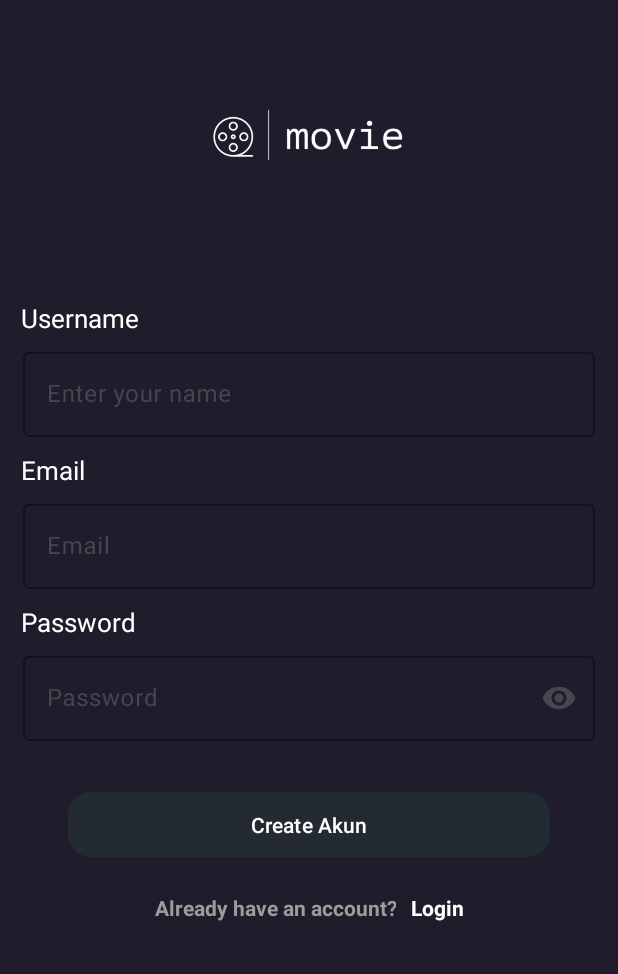
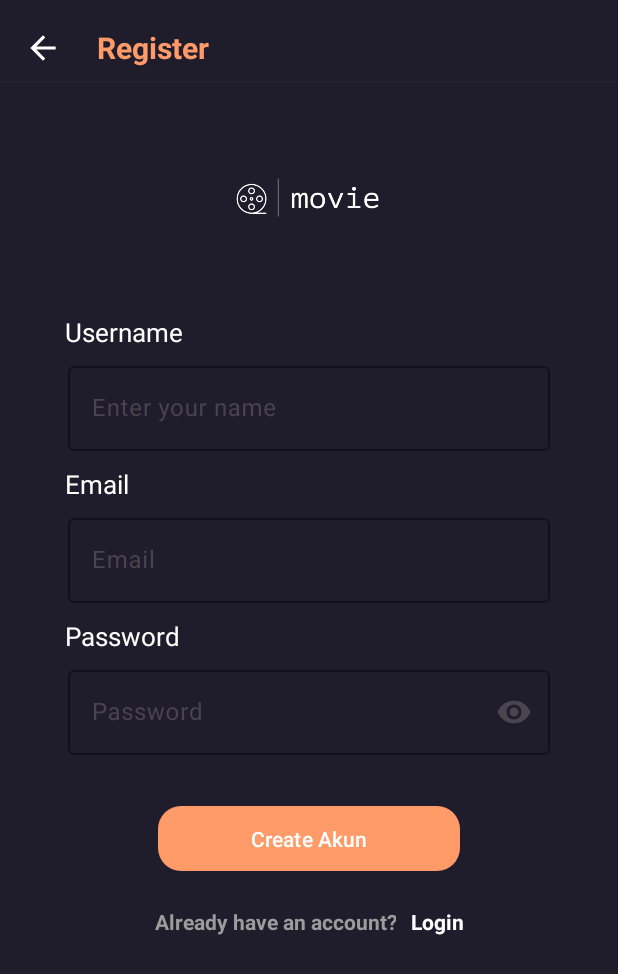
Before and after one commit to MuchamadAndriyanto/Aplikasi-List-Movie, an Android app: the RegisterFragment screen opened through its navigation route, on a phone screen of 412 x 824 dp. Shown: the top 974 px of the screen. Run offline under Robolectric (Android 15) with nearby library versions, the phone set to English and light mode, and no system bars; our stand-ins replace Firebase (no records; nobody signed in at launch, a user with empty details on screens opened directly), navigation-ui.

Commit message:
Update layout

```diff
--- a/app/src/main/java/com/example/movieflik/view/FavoritFragment.kt
+++ b/app/src/main/java/com/example/movieflik/view/FavoritFragment.kt
@@ -27,6 +27,7 @@ class FavoritFragment : Fragment() {
         binding = FragmentFavoritBinding.inflate(layoutInflater, container, false)
         return binding.root
     }
+
     override fun onViewCreated(view: View, savedInstanceState: Bundle?) {
         super.onViewCreated(view, savedInstanceState)
 
@@ -38,6 +39,7 @@ class FavoritFragment : Fragment() {
         }
 
     }
+
     private fun movieFavorit() {
         binding.rvFavorite.layoutManager = LinearLayoutManager(requireContext(), LinearLayoutManager.VERTICAL, false)
         binding.rvFavorite.setHasFixedSize(false)
--- a/app/src/main/java/com/example/movieflik/view/HomeFragment.kt
+++ b/app/src/main/java/com/example/movieflik/view/HomeFragment.kt
@@ -24,7 +24,6 @@ class HomeFragment : Fragment() {
     private lateinit var binding: FragmentHomeBinding
     private lateinit var pref: SharedPreferences
     private lateinit var viewModel: HomeViewModel
-
 
     override fun onCreateView(
         inflater: LayoutInflater, container: ViewGroup?,
--- a/app/src/main/java/com/example/movieflik/view/RegisterFragment.kt
+++ b/app/src/main/java/com/example/movieflik/view/RegisterFragment.kt
@@ -36,6 +36,10 @@ class RegisterFragment : Fragment() {
             register()
         }
 
+        binding.btnLogin.setOnClickListener {
+            findNavController().navigate(R.id.action_registerFragment_to_loginFragment)
+        }
+
     }
 
     private fun register() {
@@ -43,15 +47,15 @@ class RegisterFragment : Fragment() {
         val email = binding.emailEditText.text.toString()
         val pass = binding.passwordEditText.text.toString()
 
-        val editor = sharedpref.edit()
-        editor.putString("username", username)
-        editor.putString("email", email)
-        editor.apply()
-
         if (username.isNotEmpty() && email.isNotEmpty() && pass.isNotEmpty()) {
 
             firebaseAuth.createUserWithEmailAndPassword(email, pass).addOnCompleteListener { task ->
                 if (task.isSuccessful) {
+                    val editor = sharedpref.edit()
+                    editor.putString("username", username)
+                    editor.putString("email", email)
+                    editor.apply()
+
                     findNavController().navigate(R.id.action_registerFragment_to_loginFragment)
                 } else {
                     Toast.makeText(context, task.exception?.message, Toast.LENGTH_SHORT).show()
--- a/app/src/main/res/drawable/button_radius.xml
+++ b/app/src/main/res/drawable/button_radius.xml
@@ -6,7 +6,7 @@
             <item android:bottom="4dp"  android:top="4dp">
                 <shape android:shape="rectangle">
                     <corners android:radius="15dp" />
-                    <solid android:color="@color/backgroud_color" />
+                    <solid android:color="@color/favoritColor" />
                     <padding android:padding="8dp" />
                 </shape>
             </item>
@@ -19,7 +19,7 @@
             <item android:bottom="4dp" android:top="4dp">
                 <shape android:shape="rectangle">
                     <corners android:radius="15dp" />
-                    <solid android:color="@color/backgroud_color" />
+                    <solid android:color="@color/favoritColor" />
                     <padding android:padding="8dp" />
                 </shape>
             </item>
@@ -33,7 +33,7 @@
             <item android:bottom="4dp" android:top="4dp">
                 <shape android:shape="rectangle">
                     <corners android:radius="15dp" />
-                    <solid android:color="@color/backgroud_color" />
+                    <solid android:color="@color/favoritColor" />
                     <padding android:padding="8dp" />
                 </shape>
             </item>
--- a/app/src/main/res/drawable/ic_favorite_black.xml
+++ b/app/src/main/res/drawable/ic_favorite_black.xml
@@ -6,7 +6,7 @@
 
     <path
         android:strokeWidth="1"
-        android:strokeColor="#FF5722"
+        android:strokeColor="#FF9B69"
         android:pathData="M12,21.35L10.55,20.03C5.81,15.81 3,12.67 3,9.5C3,6.42 5.42,4 8.5,4C10.07,4 11.5,4.81 12,6C12.5,4.81 13.93,4 15.5,4C18.58,4 21,6.42 21,9.5C21,12.67 18.19,15.81 13.45,20.03L12,21.35Z" />
 
 </vector>
--- a/app/src/main/res/drawable/ic_favorite_oren.xml
+++ b/app/src/main/res/drawable/ic_favorite_oren.xml
@@ -5,7 +5,7 @@
     android:viewportHeight="24">
 
     <path
-        android:fillColor="#FF722A"
+        android:fillColor="#FF9B69"
         android:pathData="M12,21.35L10.55,20.03C5.81,15.81 3,12.67 3,9.5C3,6.42 5.42,4 8.5,4C10.07,4 11.5,4.81 12,6C12.5,4.81 13.93,4 15.5,4C18.58,4 21,6.42 21,9.5C21,12.67 18.19,15.81 13.45,20.03L12,21.35Z" />
 
 </vector>
--- a/app/src/main/res/layout/fragment_favorit.xml
+++ b/app/src/main/res/layout/fragment_favorit.xml
@@ -38,7 +38,7 @@
                 android:textStyle="bold"
                 android:layout_marginStart="25dp"
                 android:textSize="20sp"
-                android:textColor="@color/button"
+                android:textColor="@color/favoritColor"
                 tools:ignore="HardcodedText" />
         </androidx.appcompat.widget.Toolbar>
 
--- a/app/src/main/res/layout/fragment_register.xml
+++ b/app/src/main/res/layout/fragment_register.xml
@@ -7,11 +7,58 @@
     android:background="@color/background"
     tools:context=".view.RegisterFragment">
 
+    <com.google.android.material.appbar.AppBarLayout
+        android:id="@+id/appBar"
+        app:layout_constraintStart_toStartOf="parent"
+        app:layout_constraintTop_toTopOf="parent"
+        app:layout_constraintEnd_toEndOf="parent"
+        android:layout_width="match_parent"
+        android:layout_height="wrap_content">
+
+        <androidx.appcompat.widget.Toolbar
+            android:layout_width="match_parent"
+            android:layout_height="wrap_content"
+            android:id="@+id/toolbar"
+            android:background="@color/background"
+            android:minHeight="?attr/actionBarSize">
+
+            <ImageView
+                android:id="@+id/ivBack"
+                android:src="@drawable/ic_back"
+                android:layout_marginStart="14dp"
+                android:layout_marginTop="10dp"
+                android:layout_width="25dp"
+                android:layout_height="25dp"
+                tools:ignore="ContentDescription" />
+
+            <TextView
+                android:layout_width="wrap_content"
+                android:layout_height="wrap_content"
+                android:text="Register"
+                android:textStyle="bold"
+                android:layout_marginStart="25dp"
+                android:textSize="20sp"
+                android:textColor="@color/favoritColor"
+                tools:ignore="HardcodedText" />
+        </androidx.appcompat.widget.Toolbar>
+
+        <View
+            android:id="@+id/divider"
+            android:layout_width="match_parent"
+            android:layout_height="1dp"
+            android:layout_marginTop="-10dp"
+            android:background="@drawable/bottom_nav_background"
+            app:layout_constraintTop_toBottomOf="@+id/toolbar"
+            app:layout_constraintStart_toStartOf="parent"
+            app:layout_constraintEnd_toEndOf="parent"/>
+    </com.google.android.material.appbar.AppBarLayout>
+
 
     <ImageView
         android:id="@+id/ivSplash"
-        android:layout_width="180dp"
-        android:layout_height="180dp"
+        android:layout_width="135dp"
+        android:layout_height="135dp"
+        android:layout_below="@id/appBar"
         android:layout_centerHorizontal="true"
         android:src="@drawable/splash"
         tools:ignore="ContentDescription" />
@@ -21,8 +68,8 @@
         android:layout_below="@id/ivSplash"
         android:layout_width="match_parent"
         android:layout_height="wrap_content"
-        android:layout_marginStart="14dp"
-        android:layout_marginTop="20dp"
+        android:layout_marginStart="43dp"
+        android:layout_marginTop="10dp"
         android:text="Username"
         android:textColor="@color/white"
         android:textSize="17sp"
@@ -33,8 +80,8 @@
         android:layout_width="match_parent"
         android:layout_height="wrap_content"
         android:layout_marginTop="5dp"
-        android:layout_marginStart="15dp"
-        android:layout_marginEnd="15dp"
+        android:layout_marginStart="45dp"
+        android:layout_marginEnd="45dp"
         app:hintEnabled="true"
         android:layout_below="@id/tvName"
         app:endIconMode="clear_text"
@@ -58,7 +105,7 @@
         android:id="@+id/tvEmail"
         android:layout_width="match_parent"
         android:layout_height="wrap_content"
-        android:layout_marginStart="14dp"
+        android:layout_marginStart="43dp"
         android:layout_marginTop="10dp"
         android:layout_below="@id/inputUsername"
         android:text="Email"
@@ -71,8 +118,8 @@
         android:layout_width="match_parent"
         android:layout_height="wrap_content"
         android:layout_marginTop="5dp"
-        android:layout_marginStart="15dp"
-        android:layout_marginEnd="15dp"
+        android:layout_marginStart="45dp"
+        android:layout_marginEnd="45dp"
         app:hintEnabled="true"
         android:layout_below="@id/tvEmail"
         app:endIconMode="clear_text"
@@ -96,7 +143,7 @@
         android:id="@+id/tvPass"
         android:layout_width="match_parent"
         android:layout_height="wrap_content"
-        android:layout_marginStart="14dp"
+        android:layout_marginStart="43dp"
         android:layout_marginTop="10dp"
         android:text="Password"
         android:layout_below="@id/inputEmail"
@@ -110,8 +157,8 @@
         android:layout_height="wrap_content"
         android:layout_marginTop="5dp"
         android:layout_below="@id/tvPass"
-        android:layout_marginStart="15dp"
-        android:layout_marginEnd="15dp"
+        android:layout_marginStart="45dp"
+        android:layout_marginEnd="45dp"
         app:hintEnabled="true"
         app:endIconMode="password_toggle"
         android:hint="Password"
@@ -137,8 +184,8 @@
         android:padding="12dp"
         android:layout_below="@id/inputPassword"
         android:background="@drawable/button_radius"
-        android:layout_marginStart="45dp"
-        android:layout_marginEnd="45dp"
+        android:layout_marginStart="105dp"
+        android:layout_marginEnd="105dp"
         app:backgroundTint="@null"
         android:text="Create Akun"
         tools:ignore="HardcodedText" />
--- a/app/src/main/res/values/colors.xml
+++ b/app/src/main/res/values/colors.xml
@@ -6,5 +6,5 @@
     <color name="button">#FF722A</color>
     <color name="login">#9C9C9C</color>
     <color name="backgroud_color">#242A32</color>
-    <color name="favoritColor">#FFA500</color>
+    <color name="favoritColor">#FF9B69</color>
 </resources>
```
Also changed, not shown: app/src/main/java/com/example/movieflik/view/ProfileFragment.kt (+27 -20 lines), app/src/main/res/layout/fragment_detail.xml (+4 -3 lines), app/src/main/res/layout/fragment_home.xml (+4 -5 lines), app/src/main/res/layout/fragment_login.xml (+49 -12 lines), app/src/main/res/layout/fragment_profile.xml (+17 -21 lines).
